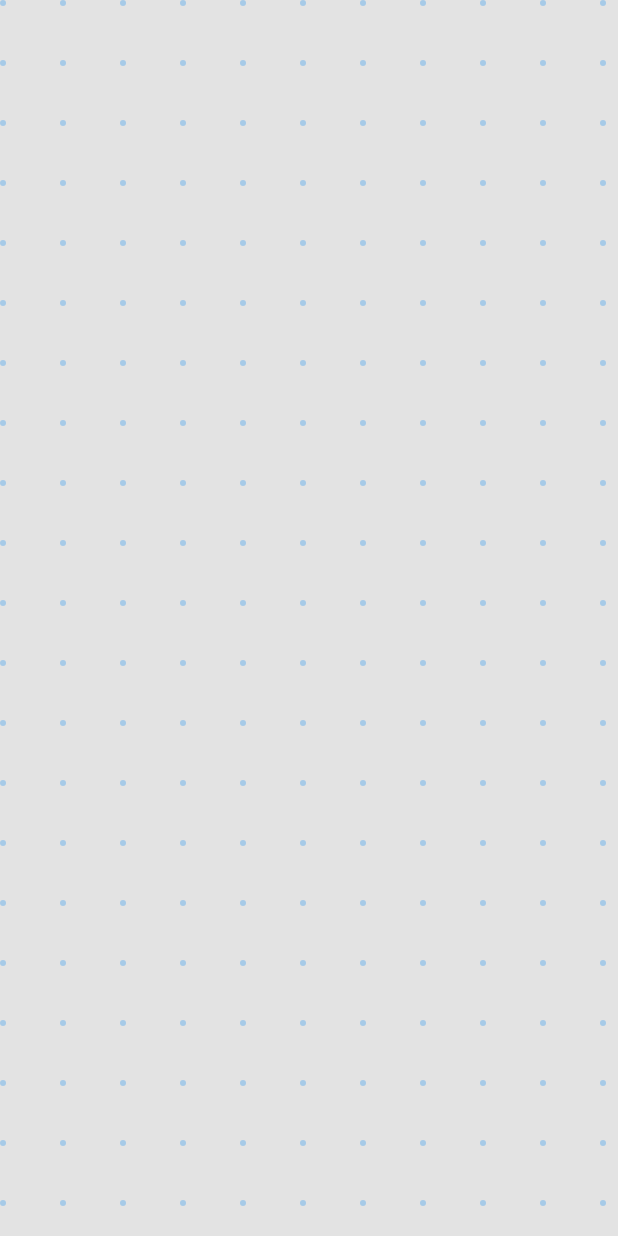
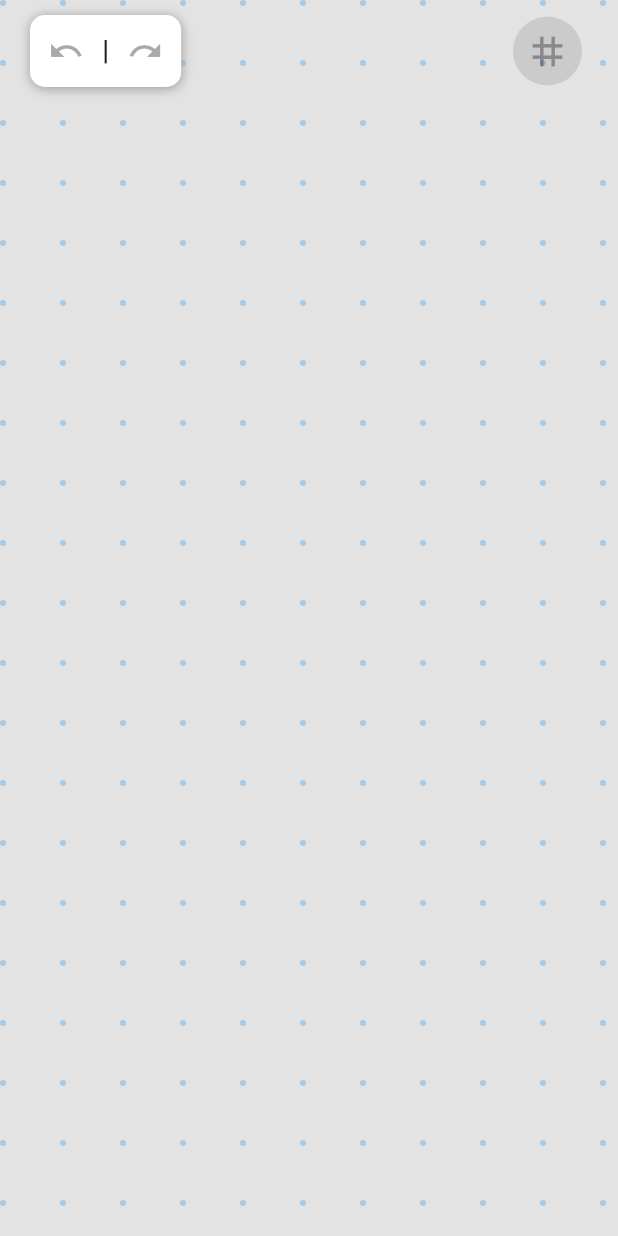
Before and after one commit to 00dev00/polygon, a Flutter app: the screen it shows after launch, on a phone screen of 412 x 824 dp. Run offline on Flutter 3.47's test engine with Material 3 defaults, Android fonts, the phone set to English and light mode, and no system bars; our stand-ins replace flutter_riverpod, freezed_annotation, riverpod_annotation; generated files the repository leaves out were written again.

Commit message:
add undo?redo actions, refactor code

```diff
--- a/lib/models/polygon.dart
+++ b/lib/models/polygon.dart
@@ -6,7 +6,8 @@ part 'polygon.freezed.dart';
 @freezed
 class Polygon with _$Polygon {
   const factory Polygon({
-    required List<Offset> vertices,
-    required bool isCompleted,
+    @Default([]) List<Offset> vertices,
+    @Default(false) bool isCompleted,
+    @Default(-1) int draggedPointIndex,
   }) = _Polygon;
 }
--- a/lib/providers/primitive_paints.dart
+++ b/lib/providers/primitive_paint_providers.dart
@@ -2,7 +2,7 @@ import 'package:flutter/material.dart';
 import 'package:polygon/constants/all.dart';
 import 'package:riverpod_annotation/riverpod_annotation.dart';
 
-part 'primitive_paints.g.dart';
+part 'primitive_paint_providers.g.dart';
 
 @riverpod
 Paint vertexInnerPaint(VertexInnerPaintRef ref) => Paint()
--- a/lib/providers/providers.dart
+++ b/lib/providers/providers.dart
@@ -1,3 +1,2 @@
-export 'polygon.dart';
-export 'primitive_paints.dart';
-export 'draggable_dot.dart';
+export 'polygon_provider.dart';
+export 'primitive_paint_providers.dart';
--- /dev/null
+++ b/lib/widgets/buttons/grid_button.dart
@@ -0,0 +1,29 @@
+import 'package:flutter/material.dart';
+
+class GridButton extends StatelessWidget {
+  const GridButton(
+    this.onPressed, {
+    super.key,
+  });
+
+  final VoidCallback? onPressed;
+
+  @override
+  Widget build(BuildContext context) {
+    return ElevatedButton(
+      onPressed: onPressed,
+      style: ElevatedButton.styleFrom(
+        foregroundColor: Colors.black,
+        backgroundColor: Colors.white,
+        shape: const CircleBorder(),
+      ),
+      child: const Padding(
+        padding: EdgeInsets.all(8.0),
+        child: Icon(
+          Icons.grid_3x3,
+          size: 30,
+        ),
+      ),
+    );
+  }
+}
--- /dev/null
+++ b/lib/widgets/buttons/undo_redo_button.dart
@@ -0,0 +1,50 @@
+import 'package:flutter/material.dart';
+
+class UndoRedoButton extends StatelessWidget {
+  const UndoRedoButton({
+    super.key,
+    required this.undo,
+    required this.redo,
+  });
+
+  final VoidCallback? undo;
+  final VoidCallback? redo;
+
+  @override
+  Widget build(BuildContext context) {
+    return Container(
+      decoration: BoxDecoration(
+        boxShadow: const [
+          BoxShadow(
+            color: Colors.grey,
+            offset: Offset(0.0, 1.0), //(x,y)
+            blurRadius: 6.0,
+          ),
+        ],
+        color: Colors.white,
+        shape: BoxShape.rectangle,
+        borderRadius: BorderRadius.circular(10),
+      ),
+      child: Row(
+        mainAxisAlignment: MainAxisAlignment.spaceBetween,
+        children: [
+          IconButton(
+            icon: const Icon(Icons.undo),
+            onPressed: undo,
+          ),
+          const Text(
+            "|",
+            style: TextStyle(
+              fontWeight: FontWeight.w600,
+              fontSize: 18,
+            ),
+          ),
+          IconButton(
+            icon: const Icon(Icons.redo),
+            onPressed: redo,
+          ),
+        ],
+      ),
+    );
+  }
+}
--- a/lib/widgets/polygon_canvas.dart
+++ b/lib/widgets/polygon_canvas.dart
@@ -2,8 +2,11 @@ import 'package:flutter/material.dart';
 import 'package:flutter_riverpod/flutter_riverpod.dart';
 import 'package:polygon/constants/all.dart';
 import 'package:polygon/models/polygon.dart';
+import 'package:polygon/providers/polygon_snapshots_provider.dart';
 import 'package:polygon/providers/providers.dart';
 import 'package:polygon/services/canvas_service.dart';
+import 'package:polygon/widgets/buttons/grid_button.dart';
+import 'package:polygon/widgets/buttons/undo_redo_button.dart';
 
 class PolygonCanvas extends ConsumerWidget {
   const PolygonCanvas({super.key});
@@ -20,35 +23,18 @@ class PolygonCanvas extends ConsumerWidget {
 
     return SafeArea(
       child: GestureDetector(
-        onTapUp: (TapUpDetails details) {
-          final newPoint = details.localPosition;
-
-          if (!polygon.isCompleted) {
-            final (bool success, String message) =
-                ref.read(polygonNotifierProvider.notifier).addPoint(newPoint);
-
-            if (!success) {
-              _showErrorMessage(message, context);
-            }
-          }
-        },
-        onVerticalDragStart: (details) => ref
-            .read(draggabbleDotNotifierProvider.notifier)
-            .updateDot(details.localPosition),
-        onHorizontalDragStart: (details) => ref
-            .read(draggabbleDotNotifierProvider.notifier)
-            .updateDot(details.localPosition),
-        onHorizontalDragUpdate: (details) => ref
-            .read(polygonNotifierProvider.notifier)
-            .updatePoint(details.localPosition),
-        onVerticalDragUpdate: (details) => ref
-            .read(polygonNotifierProvider.notifier)
-            .updatePoint(details.localPosition),
+        onTapUp: (details) => _onTapUp(context, details, ref),
+        onHorizontalDragUpdate: (details) => _onDragUpdate(ref, details),
+        onVerticalDragUpdate: (details) => _onDragUpdate(ref, details),
+        onHorizontalDragDown: (details) => _onDragDown(ref, details),
+        onVerticalDragDown: (details) => (),
         child: Container(
           decoration: const BoxDecoration(
             color: canvasBackgroundColor,
           ),
-          child: CustomPaint(
+          child: Stack(
+            children: [
+              CustomPaint(
                 painter: PolygonPainter(
                   polygon,
                   appPaints,
@@ -56,6 +42,25 @@ class PolygonCanvas extends ConsumerWidget {
                 child: ProviderScope(
                   child: Container(),
                 ),
+              ),
+              Positioned(
+                width: MediaQuery.sizeOf(context).width,
+                top: 10,
+                child: Row(
+                  mainAxisAlignment: MainAxisAlignment.spaceBetween,
+                  children: [
+                    Padding(
+                      padding: const EdgeInsets.only(left: 20),
+                      child: UndoRedoButton(
+                        redo: _getRedoAction(ref),
+                        undo: _getUndoAction(ref),
+                      ),
+                    ),
+                    const GridButton(null),
+                  ],
+                ),
+              ),
+            ],
           ),
         ),
       ),
@@ -87,6 +92,51 @@ class PolygonPainter extends CustomPainter {
   }
 }
 
+VoidCallback? _getUndoAction(WidgetRef ref) {
+  if (ref.read(polygonSnapshotsNotifierProvider).activeSnapshotIndex >= 0) {
+    return ref.read(polygonSnapshotsNotifierProvider.notifier).undo;
+  }
+
+  return null;
+}
+
+VoidCallback? _getRedoAction(WidgetRef ref) {
+  final snapshotsStorage = ref.read(polygonSnapshotsNotifierProvider);
+  if (snapshotsStorage.activeSnapshotIndex <
+      snapshotsStorage.snapshots.length - 1) {
+    return ref.read(polygonSnapshotsNotifierProvider.notifier).redo;
+  }
+
+  return null;
+}
+
+void _onDragUpdate(WidgetRef ref, DragUpdateDetails details) {
+  return ref
+      .read(polygonNotifierProvider.notifier)
+      .setDraggedPointPosition(details.localPosition);
+}
+
+void _onDragDown(WidgetRef ref, DragDownDetails details) {
+  final polygon = ref.read(polygonNotifierProvider);
+  final polygonSnapshotsNotifier =
+      ref.read(polygonSnapshotsNotifierProvider.notifier);
+  return polygonSnapshotsNotifier.addSnapshot(polygon);
+}
+
+void _onTapUp(BuildContext context, TapUpDetails details, WidgetRef ref) {
+  final Polygon polygon = ref.read(polygonNotifierProvider);
+  final newPoint = details.localPosition;
+
+  if (!polygon.isCompleted) {
+    final (bool success, String message) =
+        ref.read(polygonNotifierProvider.notifier).addPoint(newPoint);
+
+    if (!success) {
+      _showErrorMessage(message, context);
+    }
+  }
+}
+
 void _showErrorMessage(String message, BuildContext context) {
   final snackBar = SnackBar(
     backgroundColor: Theme.of(context).colorScheme.errorContainer,
```
Also changed, not shown: lib/models/polygon_snapshots_storage.dart (added, +12 -0 lines), lib/providers/draggable_dot.dart (deleted, +0 -19 lines), lib/providers/polygon_provider.dart (renamed from lib/providers/polygon.dart, +21 -9 lines), lib/providers/polygon_snapshots_provider.dart (added, +50 -0 lines), lib/models/polygon.freezed.dart, lib/models/polygon_snapshots_storage.freezed.dart (added), lib/providers/polygon.g.dart (deleted), lib/providers/polygon_provider.g.dart, lib/providers/polygon_snapshots_provider.g.dart (added), lib/providers/primitive_paint_providers.g.dart, 1 other file. Lines whose indentation alone changed are shown as unchanged.
